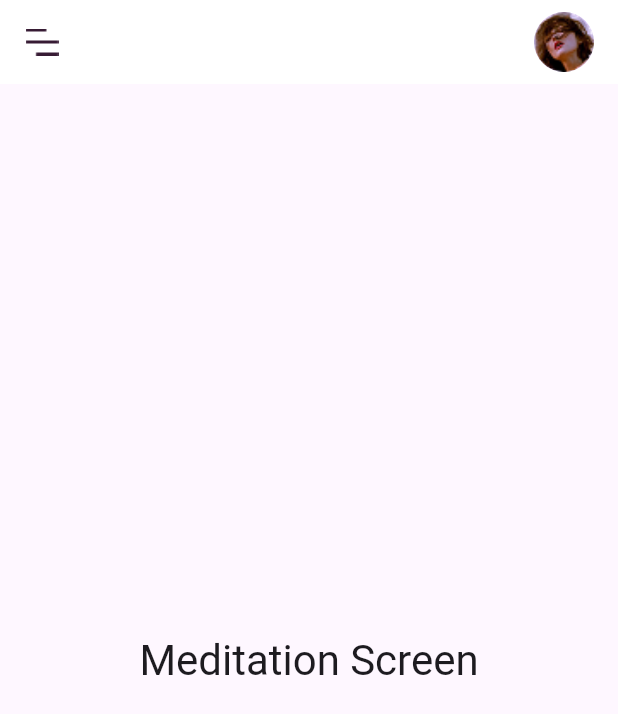
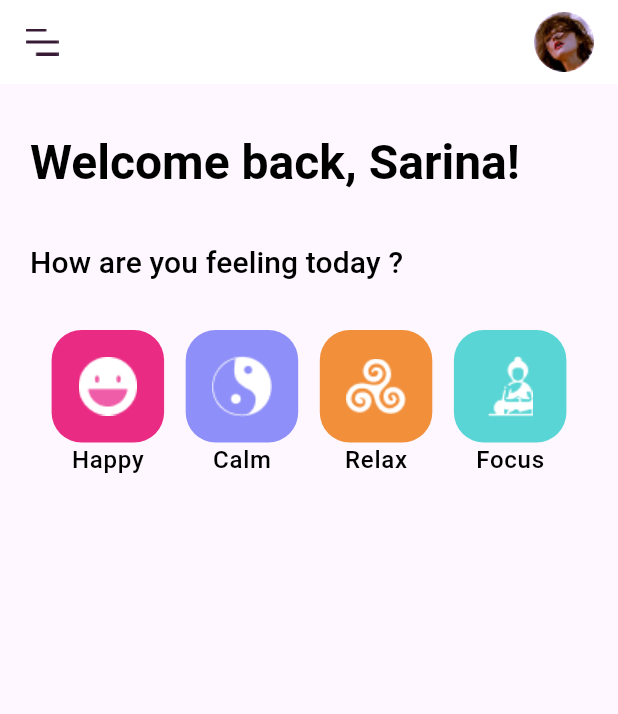
Before and after one commit to sujesh24/mentak-health-app, a Flutter app: the screen it shows after launch, on a phone screen of 412 x 824 dp. Shown: the top 714 px of the screen. Run offline on Flutter 3.47's test engine with Material 3 defaults, Android fonts, the light colour scheme and no system bars; our stand-ins replace google_fonts.

Commit message:
feeking section added

```diff
--- a/lib/features/meditation/presentation/pages/meditation_screen.dart
+++ b/lib/features/meditation/presentation/pages/meditation_screen.dart
@@ -1,4 +1,6 @@
 import 'package:flutter/material.dart';
+import 'package:mental_health_app/core/theme.dart';
+import 'package:mental_health_app/features/meditation/presentation/widgets/feeling_card.dart';
 
 class MeditationScreen extends StatelessWidget {
   const MeditationScreen({super.key});
@@ -22,10 +24,51 @@ class MeditationScreen extends StatelessWidget {
           ),
         ],
       ),
-      body: Center(
-        child: Text(
-          'Meditation Screen',
-          style: Theme.of(context).textTheme.headlineMedium,
+      body: Container(
+        padding: EdgeInsets.all(20),
+        child: SingleChildScrollView(
+          child: Column(
+            crossAxisAlignment: CrossAxisAlignment.start,
+            children: [
+              SizedBox(height: 12),
+              Text(
+                'Welcome back, Sarina!',
+                style: Theme.of(context).textTheme.titleLarge,
+              ),
+              SizedBox(height: 32),
+              Text(
+                'How are you feeling today ?',
+                style: Theme.of(context).textTheme.titleSmall,
+              ),
+              SizedBox(height: 30),
+              //card
+              Row(
+                mainAxisAlignment: MainAxisAlignment.spaceEvenly,
+                children: [
+                  FeelingCard(
+                    image: 'assets/images/happy.png',
+                    color: DefaultColors.pink,
+                    label: 'Happy',
+                  ),
+                  FeelingCard(
+                    image: 'assets/images/calm.png',
+                    color: DefaultColors.purple,
+                    label: 'Calm',
+                  ),
+                  FeelingCard(
+                    image: 'assets/images/relax.png',
+                    color: DefaultColors.orange,
+                    label: 'Relax',
+                  ),
+                  FeelingCard(
+                    image: 'assets/images/focus.png',
+                    color: DefaultColors.lightteal,
+                    label: 'Focus',
+                  ),
+                ],
+              ),
+            ],
+          ),
         ),
       ),
     );
--- /dev/null
+++ b/lib/features/meditation/presentation/widgets/feeling_card.dart
@@ -0,0 +1,31 @@
+import 'package:flutter/material.dart';
+
+class FeelingCard extends StatelessWidget {
+  final String image;
+  final Color color;
+  final String label;
+  const FeelingCard({
+    super.key,
+    required this.image,
+    required this.color,
+    required this.label,
+  });
+
+  @override
+  Widget build(BuildContext context) {
+    return Column(
+      children: [
+        Container(
+          height: 75,
+          width: 75,
+          decoration: BoxDecoration(
+            color: color,
+            borderRadius: BorderRadius.circular(20),
+          ),
+          child: Image.asset(image, height: 25),
+        ),
+        Text(label, style: Theme.of(context).textTheme.labelSmall),
+      ],
+    );
+  }
+}
```
Also changed, not shown: assets/images/calm.png (added), assets/images/focus.png (added), assets/images/happy.png (added), assets/images/relax.png (added).
